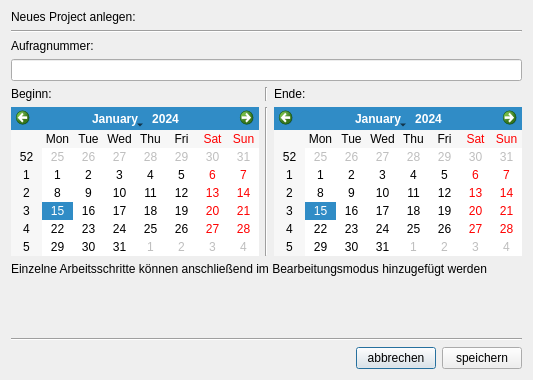
First picture: the form in createprojectdialog.ui, repository kkegel/WorkFlow, before the edit.
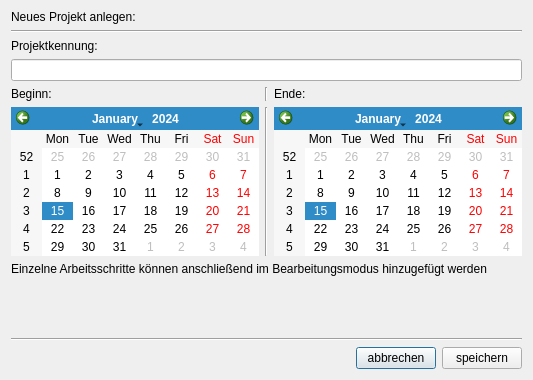
Second picture: the form after the edit.

The edit to the form file:
```diff
--- a/createprojectdialog.ui
+++ b/createprojectdialog.ui
@@ -20,7 +20,7 @@
    <item>
     <widget class="QLabel" name="label_4">
      <property name="text">
-      <string>Neues Project anlegen:</string>
+      <string>Neues Projekt anlegen:</string>
      </property>
     </widget>
    </item>
@@ -34,7 +34,7 @@
    <item>
     <widget class="QLabel" name="label_3">
      <property name="text">
-      <string>Aufragnummer:</string>
+      <string>Projektkennung:</string>
      </property>
     </widget>
    </item>
```
